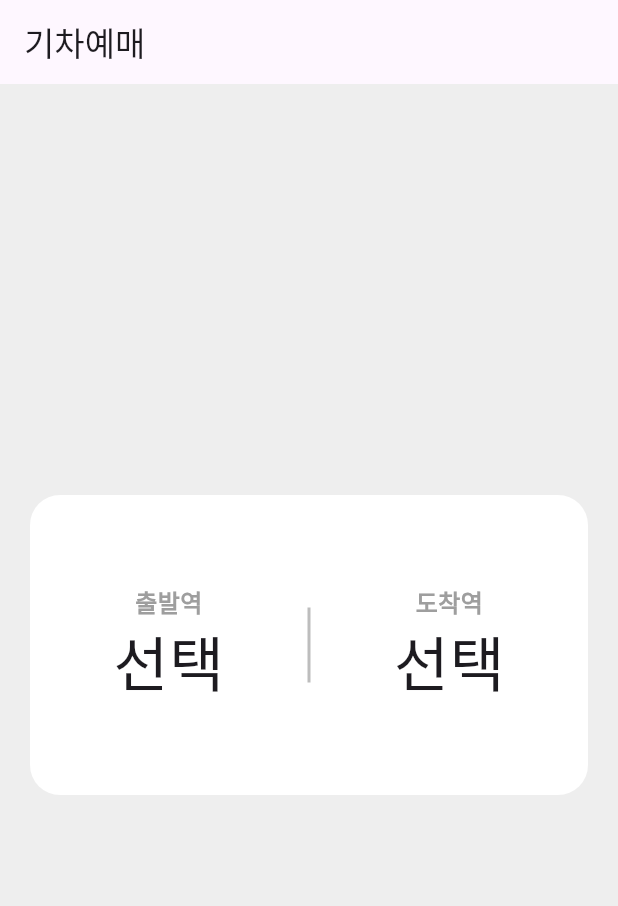
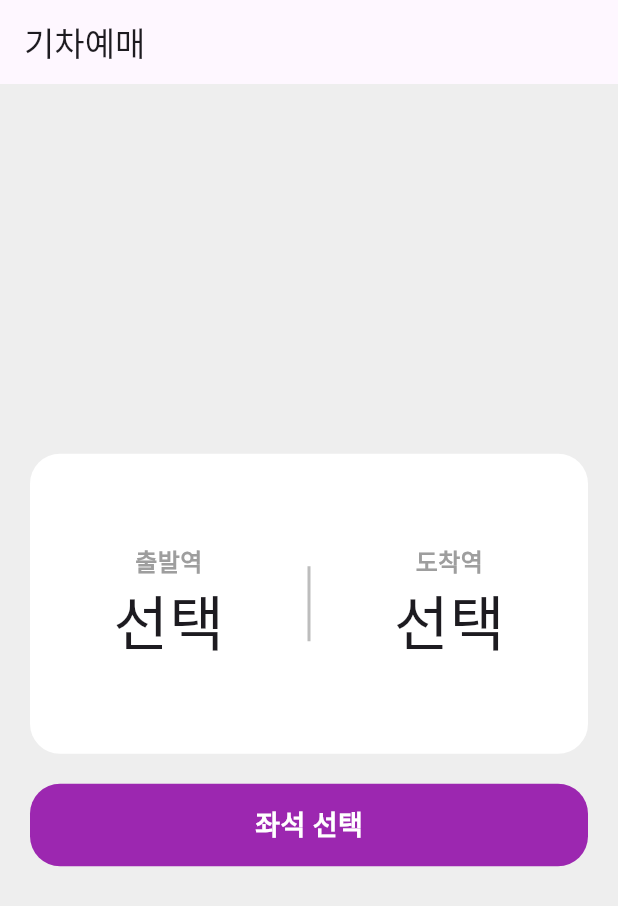
Before and after one commit to dlworua/flutter_train_app, a Flutter app: the screen it shows after launch, on a phone screen of 412 x 824 dp. Shown: the top 906 px of the screen. Run offline on Flutter 3.47's test engine with Material 3 defaults, Android fonts, the phone set to English and light mode, and no system bars.

Commit message:
feat: 좌석선택 UI 구현 완료

```diff
--- a/lib/station_bottom.dart
+++ b/lib/station_bottom.dart
@@ -3,6 +3,26 @@ import 'package:flutter/material.dart';
 class StationBottom extends StatelessWidget {
   @override
   Widget build(BuildContext context) {
-    return Container();
+    return Container(
+      width: double.infinity,
+      height: 55,
+      decoration: BoxDecoration(
+        color: Colors.purple,
+        borderRadius: BorderRadius.circular(20),
+      ),
+      child: Row(
+        mainAxisAlignment: MainAxisAlignment.center,
+        children: [
+          Text(
+            '좌석 선택',
+            style: TextStyle(
+              fontSize: 18,
+              color: Colors.white,
+              fontWeight: FontWeight.bold,
+            ),
+          ),
+        ],
+      ),
+    );
   }
 }
```
